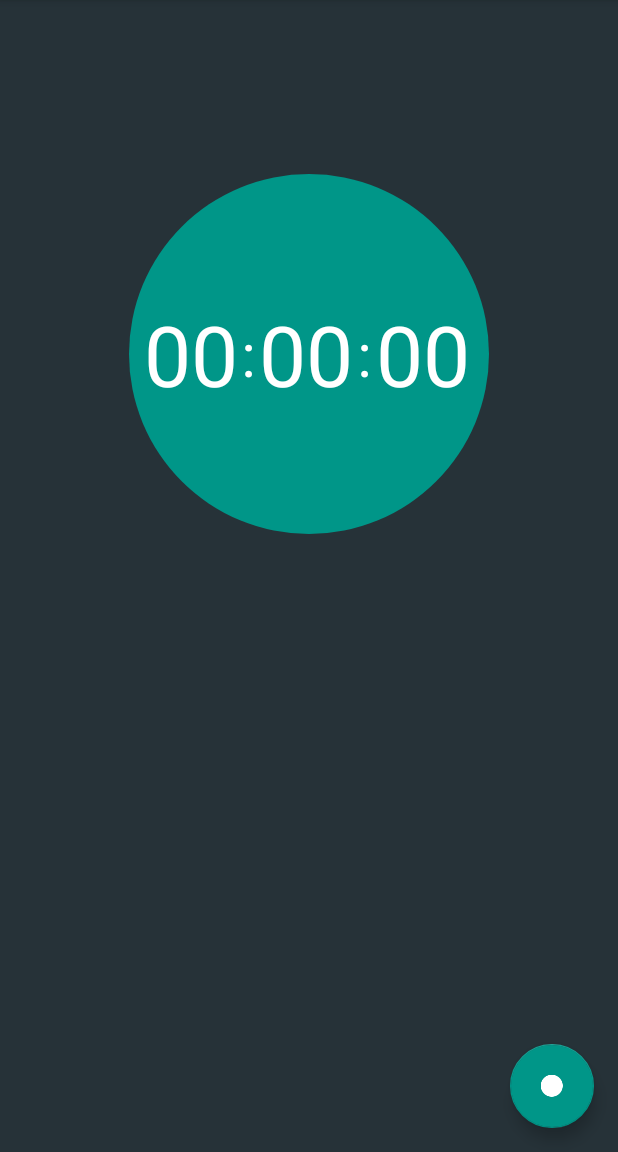
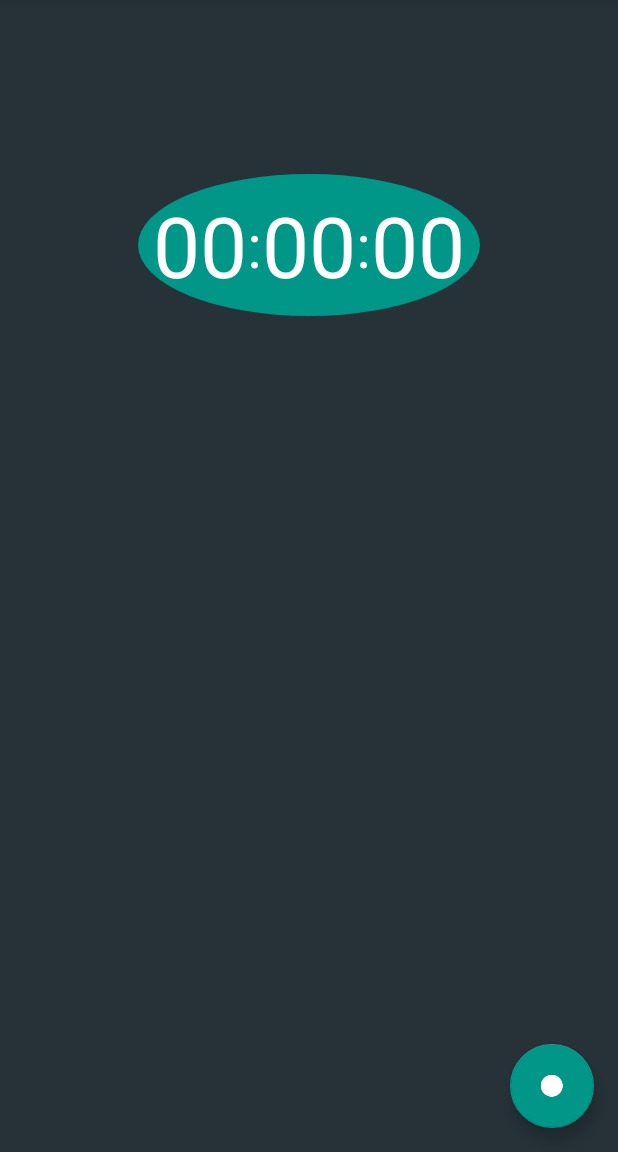
Before and after one commit to andela-dJames/standing-still, an Android app: the screen it shows after launch (MainActivity), on a phone screen of 412 x 824 dp, the part 84-1236 px from its top. Run offline under Robolectric (Android 15) with nearby library versions, the phone set to English and light mode, and no system bars.

Commit message:
Change Linearlayout parameters

```diff
--- a/StandingStill/app/src/main/res/layout/content_main.xml
+++ b/StandingStill/app/src/main/res/layout/content_main.xml
@@ -14,8 +14,8 @@
 
     <LinearLayout
         android:orientation="horizontal"
-        android:layout_width="240dp"
-        android:layout_height="240dp"
+        android:layout_width="wrap_content"
+        android:layout_height="wrap_content"
         android:layout_alignParentTop="true"
         android:layout_centerHorizontal="true"
         android:layout_marginTop="100dp"
```
